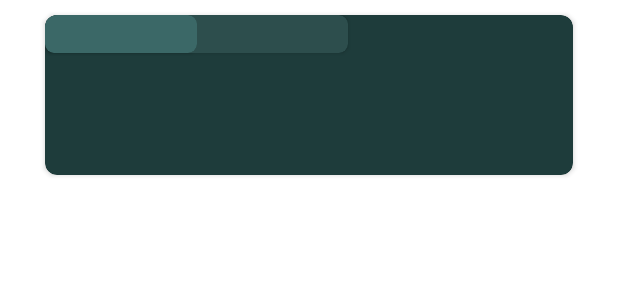
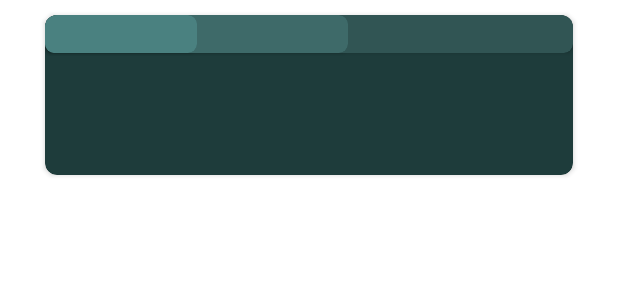
Before and after one commit to madebyhidden/DPV_FA, an Android app: the layout item_timetable.xml on its own in the app's theme, with its tools: preview values and no code run, on a phone screen of 412 x 824 dp. Shown: the top 300 px of the screen. Run offline under Robolectric (Android 15) with nearby library versions, the phone set to English and light mode, and no system bars.

Commit message:
release = v0.7.3-rc

```diff
--- a/app/build.gradle
+++ b/app/build.gradle
@@ -17,7 +17,7 @@ android {
         minSdk 24
         targetSdk 33
         versionCode 1
-        versionName "1.0"
+        versionName "0.7.3rc"
 
         testInstrumentationRunner "androidx.test.runner.AndroidJUnitRunner"
 
--- a/app/src/main/java/com/example/fa_dvp_pi/MainActivity.java
+++ b/app/src/main/java/com/example/fa_dvp_pi/MainActivity.java
@@ -117,10 +117,6 @@ public class MainActivity extends AppCompatActivity {
             subjectList.add("Модуль Управление цифровыми ресурсами компании");
             subjectList.add("Модуль ИТ-менеджмент");
             subjectList.add("Модуль Технологии анализа данных");
-            subjectList.add("Модуль Языки и методы программирования");
-            subjectList.add("Модуль Разработка распределенных приложений");
-            subjectList.add("Модуль Технологии машинного обучения");
-            subjectList.add("Модуль Финтех");
 
             groupList.add("ТЦБМ21-1");
             groupList.add("ТЦБМ21-2");
--- a/app/src/main/res/layout/item_timetable.xml
+++ b/app/src/main/res/layout/item_timetable.xml
@@ -13,9 +13,27 @@
 
 
     <androidx.cardview.widget.CardView
+        android:layout_width="match_parent"
+        android:layout_height="25dp"
+        app:cardBackgroundColor="#315554"
+        app:cardCornerRadius="6dp">
+
+        <TextView
+            android:id="@+id/item_timetable_tvGroup"
+            android:layout_width="137dp"
+            android:layout_height="wrap_content"
+            android:layout_gravity="end|center_horizontal"
+            android:layout_marginTop="2dp"
+            android:textColor="#6E9177"
+            android:textSize="15sp" />
+
+    </androidx.cardview.widget.CardView>
+
+
+    <androidx.cardview.widget.CardView
         android:layout_width="202dp"
         android:layout_height="25dp"
-        app:cardBackgroundColor="#2D4E4D"
+        app:cardBackgroundColor="#3E6A69"
         app:cardCornerRadius="6dp">
 
         <TextView
@@ -24,7 +42,7 @@
             android:layout_height="wrap_content"
             android:layout_gravity="end|center_horizontal"
             android:layout_marginTop="2dp"
-            android:textColor="#6E9177"
+            android:textColor="#9ABCB0"
             android:textSize="15sp" />
 
     </androidx.cardview.widget.CardView>
@@ -32,7 +50,7 @@
     <androidx.cardview.widget.CardView
         android:layout_width="101dp"
         android:layout_height="25dp"
-        app:cardBackgroundColor="#3B6867"
+        app:cardBackgroundColor="#4A8180"
         app:cardCornerRadius="6dp">
 
         <TextView
--- a/app/src/main/res/values-night/themes.xml
+++ b/app/src/main/res/values-night/themes.xml
@@ -2,7 +2,7 @@
     <!-- Base application theme. -->
     <style name="Theme.FA_DVP_PI" parent="Theme.MaterialComponents.DayNight.DarkActionBar">
         <!-- Primary brand color. -->
-        <item name="colorPrimary">#033E38</item>
+        <item name="colorPrimary">#07514A</item>
         <item name="colorPrimaryVariant">#003700B3</item>
         <item name="colorOnPrimary">@color/teal_700</item>
         <!-- Secondary brand color. -->
--- a/app/src/main/res/values/colors.xml
+++ b/app/src/main/res/values/colors.xml
@@ -1,10 +1,10 @@
 <?xml version="1.0" encoding="utf-8"?>
 <resources>
-    <color name="purple_200">#032E2A</color>
-    <color name="purple_500">#032E2A</color>
-    <color name="purple_700">#032E2A</color>
+    <color name="purple_200">#07514A</color>
+    <color name="purple_500">#07514A</color>
+    <color name="purple_700">#07514A</color>
     <color name="teal_200">#FF03DAC5</color>
     <color name="teal_700">#FF018786</color>
-    <color name="black">#032E2A</color>
+    <color name="black">#07514A</color>
     <color name="white">#FFFFFFFF</color>
 </resources>
--- a/app/src/main/res/values/styles.xml
+++ b/app/src/main/res/values/styles.xml
@@ -23,4 +23,6 @@
     </style>
 
 
+
+
 </resources>
```
Also changed, not shown: app/src/main/java/com/example/fa_dvp_pi/TimeTableActivity.java (+13 -4 lines), app/src/main/java/com/example/timetable/TimetableAdapter.java (+40 -4 lines), 1 other file.
